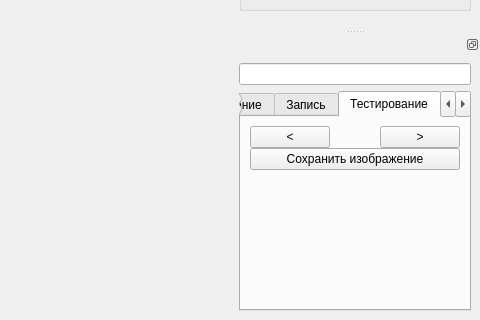
Old version of the form gui/mainwindow.ui in the repository EPC-MSU/EPLab; both pictures show x 402 to 882 and y 420 to 740 of the 882 by 740 pixel window.
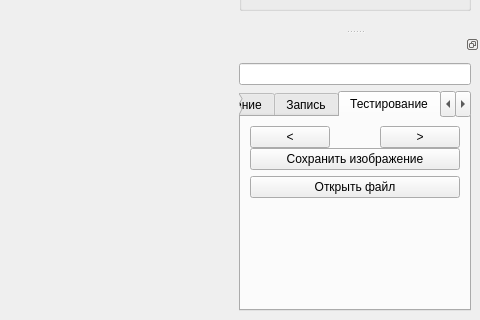
New version of the form. The open tabs and pages were chosen to show the change.

Commit message: Add "open" button on test tab

Patch:
```diff
--- a/gui/mainwindow.ui
+++ b/gui/mainwindow.ui
@@ -658,7 +658,7 @@
            </item>
           </layout>
          </item>
-         <item row="1" column="0">
+         <item row="2" column="0">
           <spacer name="verticalSpacer_2">
            <property name="orientation">
             <enum>Qt::Vertical</enum>
@@ -671,6 +671,13 @@
            </property>
           </spacer>
          </item>
+         <item row="1" column="0">
+          <widget class="QPushButton" name="tp_open_file_button">
+           <property name="text">
+            <string>Открыть файл</string>
+           </property>
+          </widget>
+         </item>
         </layout>
        </widget>
        <widget class="QWidget" name="test_plan_tab_SET">
```
Left out of the diff: 2 changed lines with no effect on the pictures. The commit also changes 1 other file.
